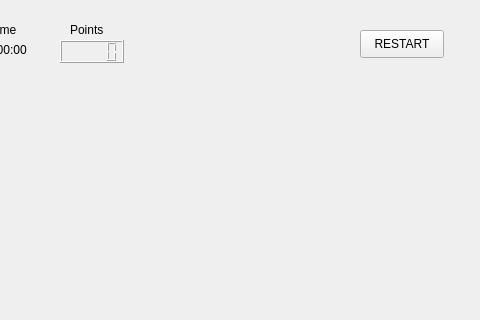
eerotarri/Programming-2, file student/13/match3/mainwindow.ui: the form before one commit; both pictures show x 320 to 800 and y 0 to 320 of the 800 by 600 pixel window.
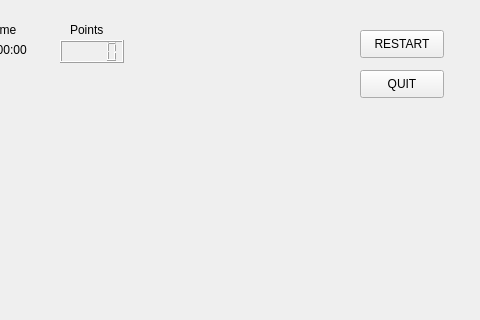
The form after the commit.

Diff of the .ui file:
```diff
--- a/student/13/match3/mainwindow.ui
+++ b/student/13/match3/mainwindow.ui
@@ -147,6 +147,19 @@
      <string>RESTART</string>
     </property>
    </widget>
+   <widget class="QPushButton" name="quitButton">
+    <property name="geometry">
+     <rect>
+      <x>680</x>
+      <y>70</y>
+      <width>84</width>
+      <height>28</height>
+     </rect>
+    </property>
+    <property name="text">
+     <string>QUIT</string>
+    </property>
+   </widget>
   </widget>
   <widget class="QMenuBar" name="menubar">
    <property name="geometry">
```
